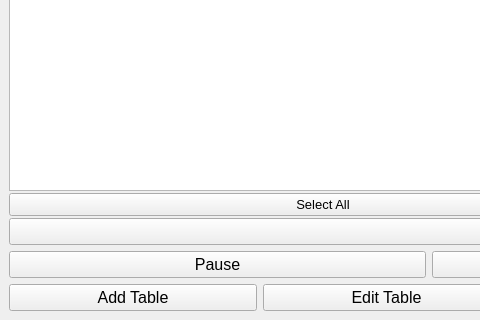
Above: Qt/TuringsMachineSimulator/usermachines.ui from fabioalves98/TuringsMachineGenerator before the change; both pictures show x 0 to 480 and y 400 to 720 of the 1280 by 720 pixel window. Below: the same form after it.
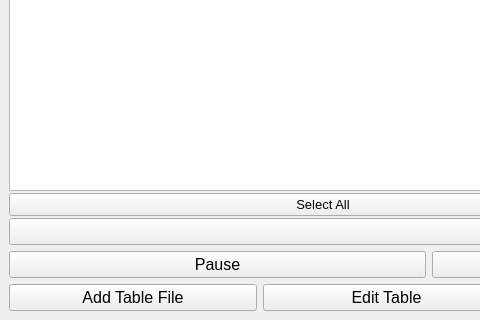
That is the form after the change.

```diff
--- a/Qt/TuringsMachineSimulator/usermachines.ui
+++ b/Qt/TuringsMachineSimulator/usermachines.ui
@@ -179,7 +179,7 @@
          </font>
         </property>
         <property name="text">
-         <string>Add Table</string>
+         <string>Add Table File</string>
         </property>
        </widget>
       </item>
```
